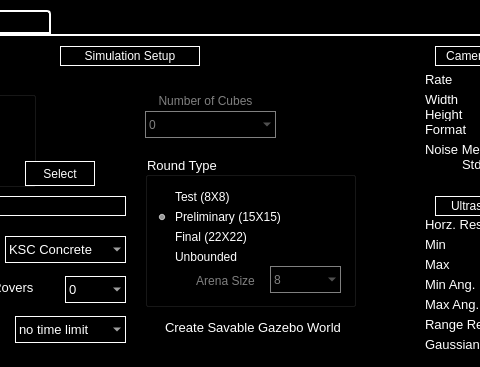
Above: src/rqt_rover_gui/src/rover_gui_plugin.ui from BCLab-UNM/CPFA-ROS before the change; both pictures show x 475 to 955 and y 0 to 367 of the 1100 by 725 pixel window. Below: the same form after it.
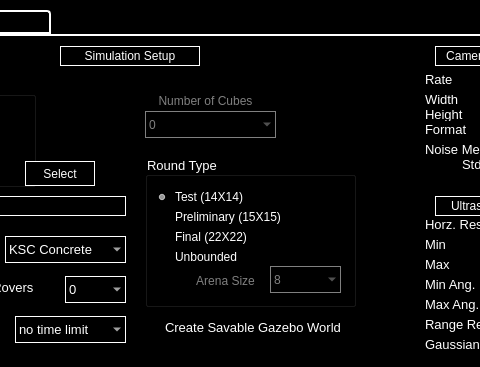
That is the form after the change. The open tabs and pages were chosen to show the change. Custom widgets are drawn as their Qt base class.

```diff
--- a/src/rqt_rover_gui/src/rover_gui_plugin.ui
+++ b/src/rqt_rover_gui/src/rover_gui_plugin.ui
@@ -794,7 +794,7 @@
         <string>Preliminary (15X15)</string>
        </property>
        <property name="checked">
-        <bool>true</bool>
+        <bool>false</bool>
        </property>
       </widget>
       <widget class="QRadioButton" name="final_radio_button">
@@ -940,10 +940,10 @@
         <string notr="true">color: rgb(255, 255, 255);</string>
        </property>
        <property name="text">
-        <string>Test (8X8)</string>
+        <string>Test (14X14)</string>
        </property>
        <property name="checked">
-        <bool>false</bool>
+        <bool>true</bool>
        </property>
       </widget>
      </widget>
```
Left out of the diff: 5 changed lines with no effect on the pictures.
